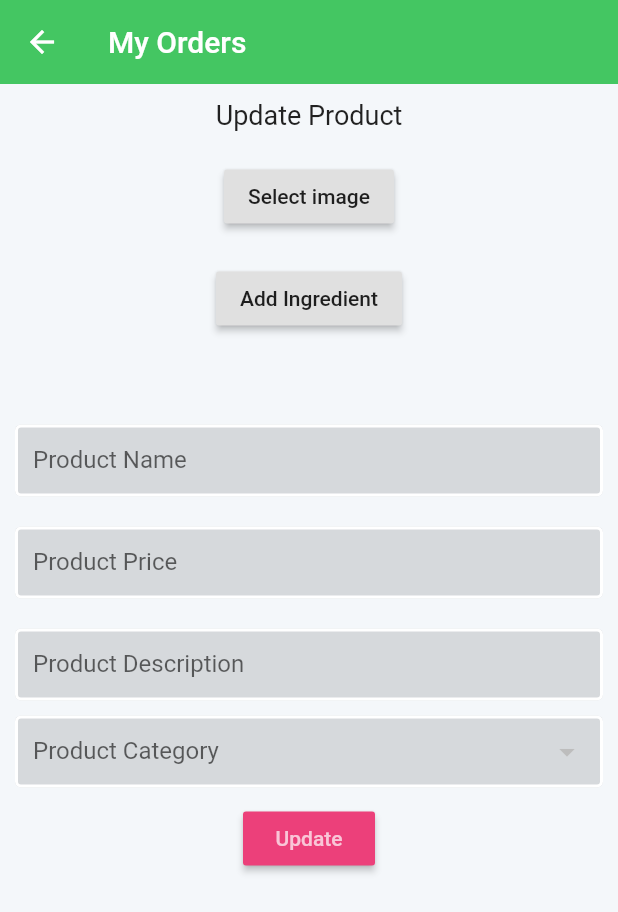
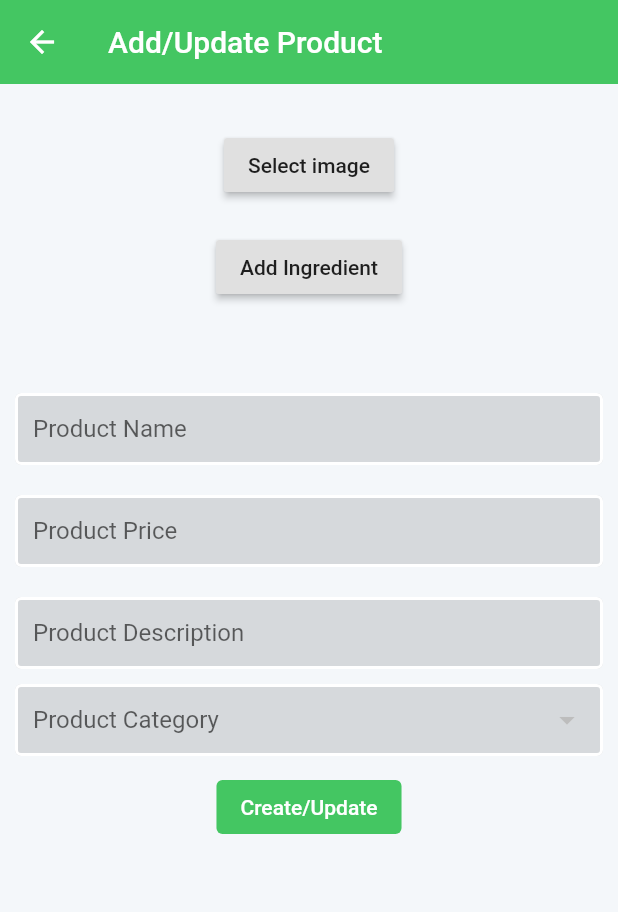
Before and after one commit to rushi-t/ecommerce_app, a Flutter app: the ProductScreen screen opened by its route, after a tap on the "add" icon, on a phone screen of 412 x 824 dp. Shown: the top 912 px of the screen. Run offline on Flutter 3.47's test engine with Material 2 defaults, Android fonts, the phone set to English and light mode, and no system bars; drawn by our look-alikes of chips_choice; our stand-ins replace cloud_firestore, email_validator, firebase_auth, firebase_storage, page_transition; missing offline and left inert: cloud_firestore_web, dart:html, firebase, firebase_auth_web, firebase_core_web, image_picker_web and 1 more; accounts and stored records are empty; statements that could not run were skipped.

Commit message:
minor changes

```diff
--- a/lib/models/user.dart
+++ b/lib/models/user.dart
@@ -19,4 +19,11 @@ class User {
         email = snapshot['email'],
         enabled = snapshot['enabled'] != null ? snapshot['enabled'] : false,
         address = snapshot['address'];
+
+  bool canOrder(){
+    if(!enabled || phone == null || address == null ){
+      return false;
+    }
+    return true;
+  }
 }
--- a/lib/screens/admin/product_form.dart
+++ b/lib/screens/admin/product_form.dart
@@ -3,6 +3,7 @@ import 'package:ecommerce_app/models/category.dart';
 import 'package:ecommerce_app/services/category.dart';
 import 'package:ecommerce_app/services/product.dart';
 import 'package:ecommerce_app/services/storage.dart';
+import 'package:ecommerce_app/shared/buttons.dart';
 import 'package:ecommerce_app/shared/colors.dart';
 import 'package:ecommerce_app/shared/constants.dart';
 import 'package:ecommerce_app/shared/loading.dart';
@@ -41,7 +42,7 @@ class _ProductFormState extends State<ProductForm> {
     return Scaffold(
         backgroundColor: bgColor,
         appBar: AppBar(
-          title: Text('My Orders'),
+          title: Text('Add/Update Product'),
           backgroundColor: primaryColor,
           elevation: 0.0,
           actions: <Widget>[],
@@ -57,10 +58,6 @@ class _ProductFormState extends State<ProductForm> {
                     key: _formKey,
                     child: Column(
                       children: <Widget>[
-                        Text(
-                          (widget.product.uid == null ? 'Add' : 'Update') + ' Product',
-                          style: TextStyle(fontSize: 18.0),
-                        ),
                         SizedBox(height: 20.0),
                         ImagePickerWidget(
                             passedImgUrl: widget.product.imgUrl,
@@ -131,9 +128,8 @@ class _ProductFormState extends State<ProductForm> {
                           return ChipsChoice<String>.multiple(
                             value: tags,
                             options: ChipsChoiceOption.listFrom<String, String>(
-                              source: (widget.product.attributes != null && widget.product.attributes.containsKey("ingredients"))
-                                  ? widget.product.attributes["ingredients"].children.keys.toList()
-                                  : [],
+                              source:
+                                  (widget.product.attributes != null && widget.product.attributes.containsKey("ingredients")) ? widget.product.attributes["ingredients"].children.keys.toList() : [],
                               value: (i, v) => v,
                               label: (i, v) => v,
                             ),
@@ -202,13 +198,7 @@ class _ProductFormState extends State<ProductForm> {
                           },
                         ),
                         SizedBox(height: 10.0),
-                        RaisedButton(
-                            color: Colors.pink[400],
-                            child: Text(
-                              widget.product.uid == null ? 'Add' : 'Update',
-                              style: TextStyle(color: Colors.white70),
-                            ),
-                            onPressed: () async {
+                        FlatBtn("Create/Update", () async {
                           if (_formKey.currentState.validate()) {
                             try {
                               if (_imageData != null && widget.product.imgUrl != null && widget.product.imgUrl != "") {
--- a/lib/screens/admin/product_screen.dart
+++ b/lib/screens/admin/product_screen.dart
@@ -2,6 +2,7 @@ import 'package:ecommerce_app/models/product.dart';
 import 'package:ecommerce_app/screens/admin/product_form.dart';
 import 'package:ecommerce_app/services/auth.dart';
 import 'package:ecommerce_app/services/product.dart';
+import 'package:ecommerce_app/shared/colors.dart';
 import 'package:flutter/material.dart';
 import 'package:provider/provider.dart';
 import 'package:page_transition/page_transition.dart';
@@ -110,17 +111,9 @@ class ProductScreen extends StatelessWidget {
         backgroundColor: Colors.brown[50],
         appBar: AppBar(
           title: Text('Products'),
-          backgroundColor: Colors.brown[400],
+          backgroundColor: primaryColor,
           elevation: 0.0,
-          actions: <Widget>[
-            FlatButton.icon(
-              icon: Icon(Icons.person),
-              label: Text('logout'),
-              onPressed: () async {
-                await _auth.signOut();
-              },
-            ),
-          ],
+          actions: <Widget>[],
         ),
         body: Container(
             decoration: BoxDecoration(
@@ -133,6 +126,7 @@ class ProductScreen extends StatelessWidget {
         floatingActionButton: new FloatingActionButton(
             elevation: 0.0,
             child: new Icon(Icons.add),
+            backgroundColor: primaryColor,
 //            onPressed: () => _showProductAddUpdatePanel()
             onPressed: () => Navigator.push(context, PageTransition(type: PageTransitionType.rightToLeft, child: ProductForm()))),
       ),
```
Also changed, not shown: lib/screens/user/product_tab.dart (+9 -22 lines), lib/screens/user/cart_tab.dart (indentation only). Lines whose indentation alone changed are shown as unchanged.
